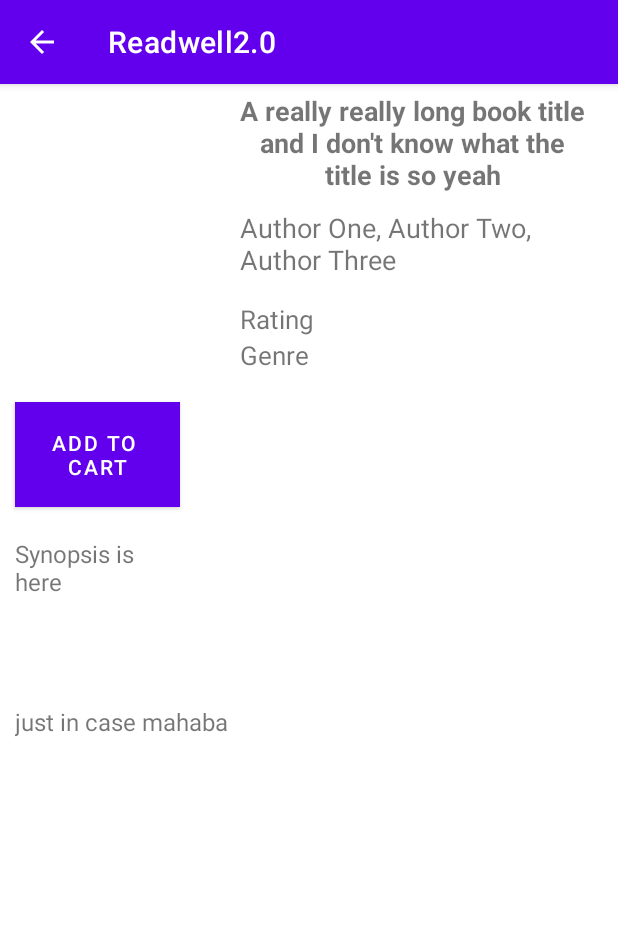
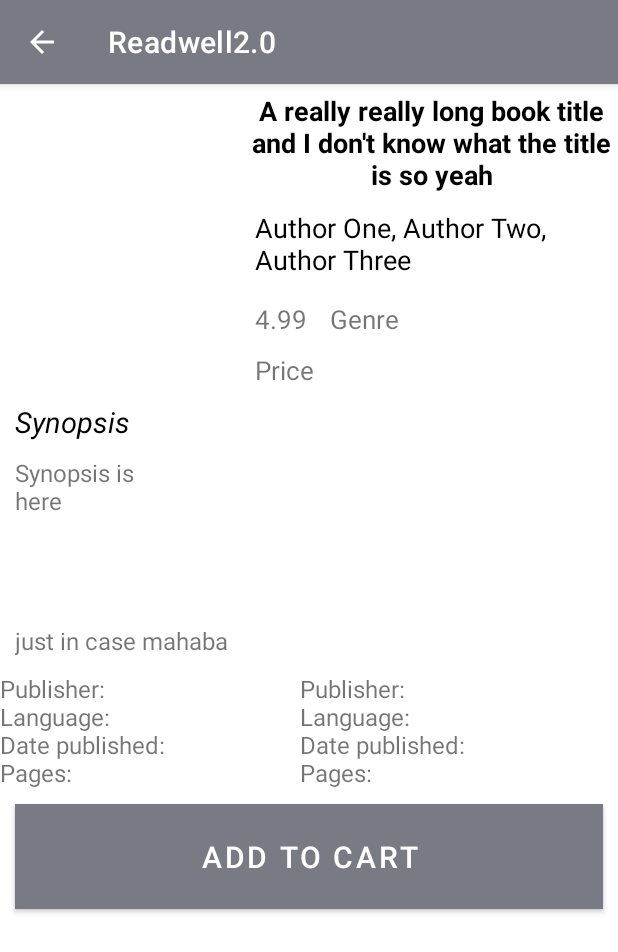
Before and after one commit to madeleinvillegas/Readwell-2.0, an Android app: the BookDetails screen opened directly, with no data from a screen before it, on a phone screen of 412 x 824 dp. Shown: the top 952 px of the screen. Run offline under Robolectric (Android 15) with nearby library versions, the phone set to English and light mode, and no system bars; our stand-ins replace navigation-ui.

Commit message:
This works

```diff
--- a/app/build.gradle
+++ b/app/build.gradle
@@ -18,7 +18,7 @@ android {
         }
         python {
 //            buildPython "C:\\Users\\User_K\\AppData\\Local\\Programs\\Python\\Python38-32\\python.exe"
-            buildPython "Users/madelein.villegas/AndroidStudioProjects/Readwell-2.0/pythonProject/venv/Scripts/python.exe"
+            buildPython "/usr/local/bin/python3.9"
             pip {
                 // A pip requirement specifier, with or without a version number:
                 install "pandas"
--- a/app/src/main/AndroidManifest.xml
+++ b/app/src/main/AndroidManifest.xml
@@ -6,7 +6,7 @@
     <uses-permission android:name="android.permission.INTERNET"/>
 
     <application
-        android:name="com.chaquo.python.android.PyApplication"
+
         android:allowBackup="true"
         android:icon="@mipmap/ic_launcher"
         android:label="@string/app_name"
--- a/app/src/main/java/ph/edu/dlsu/readwell20/Database.java
+++ b/app/src/main/java/ph/edu/dlsu/readwell20/Database.java
@@ -85,40 +85,39 @@ public class Database extends SQLiteOpenHelper {
     }
 
     public static Book[] getSampleBooks() {
-
-        // make a python instance
-        Python py = Python.getInstance();
-
-        //get recommendations file
-        PyObject pyobj = py.getModule("recommendations");
-
-        //create object to store data
-        PyObject obj = (null);
-
-        //call function getBooks in recommendations.py
-        obj = pyobj.callAttr("getBooks");
-
-        //convert return value to java
-        String[][] books = obj.toJava(String[][].class);
-
-        // create ArrayList of books to easily append to and convert back to string
-        List<Book> Books = new ArrayList<>();
-
-        //create new book and add to array list
-        for(int i=0; i<books.length; i++){
-            Books.add(new Book(books[i][0], books[i][1], books[i][2], books[i][3], books[i][4],
-                    books[i][5], books[i][6], books[i][7], books[i][8], 300, books[i][9]
-                    , books[i][10],  books[i][11], books[i][12]));
-        }
-        //pass book array
-        return (Book[]) Books.toArray();
-//        return new Book[] {
-//                new Book("1984", "George Orwell", "https://covers.openlibrary.org/b/id/8579180-L.jpg"),
-//                new Book("To Kill a Mockingbird", "Harper Lee", "https://covers.openlibrary.org/b/id/8410894-L.jpg"),
-//                new Book("The Great Gatsby", "F. Scott Fitzgerald", "https://covers.openlibrary.org/b/id/8458093-L.jpg"),
-//                new Book("Memoirs of a Geisha", "Arthur Golden", "https://covers.openlibrary.org/b/id/10541425-L.jpg"),
-//                new Book("LIFE OF PI", "Yann Martel", "https://covers.openlibrary.org/b/id/529809-L.jpg"),
-//                new Book("The Fault in Our Stars", "John Green", "https://covers.openlibrary.org/b/id/7285167-L.jpg")
-//        };
+//        // make a python instance
+//        Python py = Python.getInstance();
+//
+//        //get recommendations file
+//        PyObject pyobj = py.getModule("recommendations");
+//
+//        //create object to store data
+//        PyObject obj = (null);
+//
+//        //call function getBooks in recommendations.py
+//        obj = pyobj.callAttr("getBooks");
+//
+//        //convert return value to java
+//        String[][] books = obj.toJava(String[][].class);
+//
+//        // create ArrayList of books to easily append to and convert back to string
+//        List<Book> Books = new ArrayList<>();
+//
+//        //create new book and add to array list
+//        for(int i=0; i<books.length; i++){
+//            Books.add(new Book(books[i][0], books[i][1], books[i][2], books[i][3], books[i][4],
+//                    books[i][5], books[i][6], books[i][7], books[i][8], 300, books[i][9]
+//                    , books[i][10],  books[i][11], books[i][12]));
+//        }
+//        //pass book array
+//        return (Book[]) Books.toArray();
+        return new Book[] {
+                new Book("1984", "George Orwell", "https://covers.openlibrary.org/b/id/8579180-L.jpg"),
+                new Book("To Kill a Mockingbird", "Harper Lee", "https://covers.openlibrary.org/b/id/8410894-L.jpg"),
+                new Book("The Great Gatsby", "F. Scott Fitzgerald", "https://covers.openlibrary.org/b/id/8458093-L.jpg"),
+                new Book("Memoirs of a Geisha", "Arthur Golden", "https://covers.openlibrary.org/b/id/10541425-L.jpg"),
+                new Book("LIFE OF PI", "Yann Martel", "https://covers.openlibrary.org/b/id/529809-L.jpg"),
+                new Book("The Fault in Our Stars", "John Green", "https://covers.openlibrary.org/b/id/7285167-L.jpg")
+        };
     }
 }
--- a/app/src/main/res/layout/activity_book_details.xml
+++ b/app/src/main/res/layout/activity_book_details.xml
@@ -7,8 +7,8 @@
     android:layout_height="match_parent"
     tools:context=".BookDetails"
     tools:ignore="MissingConstraints">
-    <!--    Data we have: Title, author/s, publisher, language, date published,
-        pages, subjects/genre, synopsis, price, rating
+    <!--    Data we have: \Title, \author/s, publisher, language, date published,
+        pages, \subjects/genre, \synopsis, \price, \rating
 -->
     <ImageView
         android:id="@+id/book_image"
@@ -16,25 +16,28 @@
         android:layout_height="200dp"
         android:scaleType="centerCrop"
         android:layout_marginTop="2dp"
+        android:layout_marginLeft="10dp"
         tools:ignore="MissingConstraints" />
 
     <TextView
         android:id="@+id/book_title"
+        android:layout_width="370dp"
+        android:layout_height="67dp"
+        android:layout_marginLeft="3dp"
         android:layout_marginTop="5dp"
         android:layout_marginBottom="5dp"
-        android:layout_marginLeft="10dp"
-        android:layout_width="230dp"
-        android:layout_height="wrap_content"
+        android:layout_toRightOf="@+id/book_image"
+        android:gravity="center_horizontal"
         android:text="A really really long book title and I don't know what the title is so yeah"
+        android:textAlignment="center"
+        android:textColor="#000000"
+        android:textSize="18dp"
         android:textStyle="bold"
-        android:textAlignment="center"
-        android:layout_toRightOf="@+id/book_image"
-        android:textSize="18dp"
-        android:gravity="center_horizontal"
         tools:ignore="MissingConstraints" />
 
     <TextView
         android:id="@+id/book_author"
+        android:textColor="#000000"
         android:layout_width="230dp"
         android:layout_height="wrap_content"
         android:layout_below="@+id/book_title"
@@ -48,48 +51,93 @@
 
     <TextView
         android:id="@+id/book_rating"
-        android:layout_width="230dp"
+        android:layout_width="40dp"
         android:layout_height="wrap_content"
         android:layout_below="@+id/book_author"
-        android:text="Rating"
+        android:text="4.99"
         android:layout_toRightOf="@+id/book_image"
         android:layout_marginTop="10dp"
         android:layout_marginLeft="10dp"
         android:textSize="17dp"
+
         />
     <TextView
         android:id="@+id/book_genre"
+        android:layout_width="190dp"
+        android:layout_height="wrap_content"
+        android:layout_below="@+id/book_author"
+        android:text="Genre"
+        android:layout_toRightOf="@+id/book_rating"
+        android:textSize="17dp"
+        android:layout_marginTop="10dp"
+        android:layout_marginLeft="10dp"
+        />
+    <TextView
+        android:id="@+id/book_price"
         android:layout_width="230dp"
         android:layout_height="wrap_content"
         android:layout_below="@+id/book_rating"
-        android:text="Genre"
+        android:text="Price"
         android:layout_toRightOf="@+id/book_image"
         android:textSize="17dp"
+        android:layout_marginTop="10dp"
         android:layout_marginLeft="10dp"
         />
-    <Button
-        android:id="@+id/cart"
-        android:layout_width="110dp"
+    <TextView
+        android:id="@+id/synop"
+        android:layout_width="400dp"
+        android:layout_height="wrap_content"
+        android:layout_below="@+id/book_image"
         android:layout_margin="10dp"
-        android:layout_height="70dp"
-        android:layout_below="@+id/book_image"
-        android:background="#bdbdc1"
-        android:text="Add to \nCart"/>
+        android:layout_marginTop="61dp"
+        android:text="Synopsis"
+        android:textStyle="italic"
+        android:textColor="#000000"
+        android:textSize="19dp" />
 
     <TextView
         android:id="@+id/book_synopsis"
-        android:layout_width="4000dp"
+        android:layout_width="400dp"
         android:layout_height="wrap_content"
-        android:layout_below="@+id/cart"
-        android:layout_margin="10dp"
-        android:layout_marginTop="61dp"
+        android:layout_below="@+id/synop"
+        android:layout_marginLeft="10dp"
+        android:layout_marginRight="10dp"
         android:text="Synopsis is \nhere\n\n\n\n\njust in case mahaba"
         android:textSize="16dp" />
 
+    <TextView
+        android:id="@+id/book_details"
+        android:layout_width="150dp"
+        android:layout_height="wrap_content"
+        android:layout_below="@+id/book_synopsis"
+        android:layout_marginTop="10dp"
+        android:layout_marginRight="50dp"
+        android:text="Publisher:\nLanguage:\nDate published:\nPages:"
+        android:textSize="16dp" />
+
+    <TextView
+        android:id="@+id/other_book_details"
+        android:layout_width="150dp"
+        android:layout_height="wrap_content"
+        android:layout_toRightOf="@+id/book_details"
+        android:layout_below="@+id/book_synopsis"
+        android:layout_marginTop="10dp"
+        android:layout_marginRight="20dp"
+        android:text="Publisher:\nLanguage:\nDate published:\nPages:"
+        android:textSize="16dp" />
+    <Button
+        android:id="@+id/cart"
+        android:layout_width="400dp"
+        android:layout_margin="10dp"
+        android:layout_height="70dp"
+        android:layout_below="@+id/book_details"
+        android:background="#bdbdc1"
+        android:textSize="20dp"
+        android:text="Add to Cart"/>
     <TableRow
         android:layout_width="match_parent"
         android:layout_height="match_parent"
-        android:layout_below="@+id/book_synopsis"
+        android:layout_below="@+id/cart"
         android:layout_marginStart="0px"
         android:layout_marginLeft="0px"
         android:layout_marginTop="0px"
--- a/app/src/main/res/values/colors.xml
+++ b/app/src/main/res/values/colors.xml
@@ -1,8 +1,8 @@
 <?xml version="1.0" encoding="utf-8"?>
 <resources>
-    <color name="purple_200">#FFBB86FC</color>
-    <color name="purple_500">#FF6200EE</color>
-    <color name="purple_700">#FF3700B3</color>
+    <color name="purple_200">#5d5e62</color>
+    <color name="purple_500">#797b84</color>
+    <color name="purple_700">#bdbdc1</color>
     <color name="teal_200">#FF03DAC5</color>
     <color name="teal_700">#FF018786</color>
     <color name="black">#FF000000</color>
--- a/build.gradle
+++ b/build.gradle
@@ -9,7 +9,7 @@ buildscript {
     }
     dependencies {
         classpath 'com.android.tools.build:gradle:4.1.2'
-        classpath "com.chaquo.python:gradle:9.1.0"
+        classpath 'com.chaquo.python:gradle:9.1.0'
         // NOTE: Do not place your application dependencies here; they belong
         // in the individual module build.gradle files
     }
--- a/settings.gradle
+++ b/settings.gradle
@@ -1,3 +1,2 @@
 include ':app'
-include ':lib'
 rootProject.name = "Readwell2.0"
```
